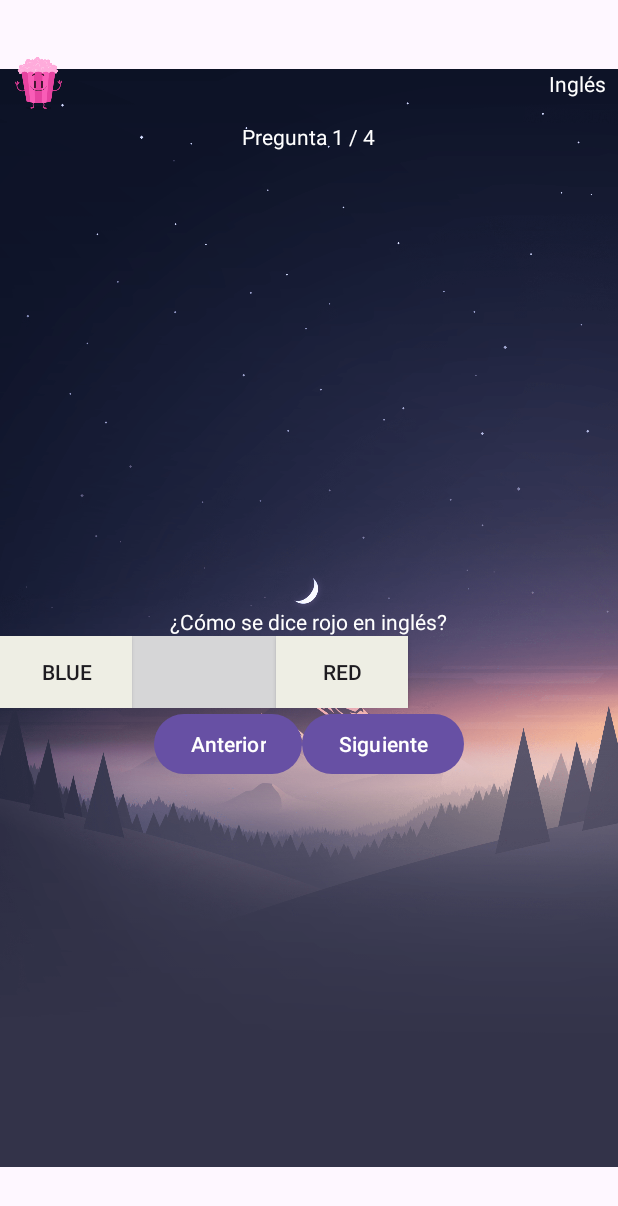
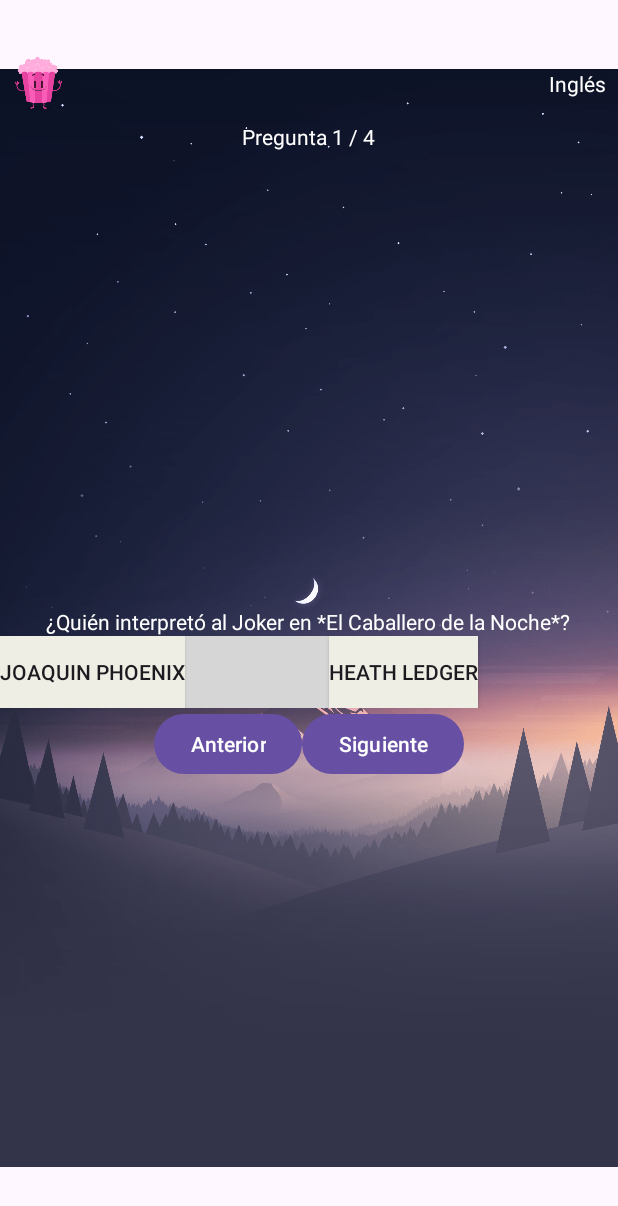
Before and after one commit to Ventthos/QuizApp-Basic, an Android app: the screen it shows after launch (GameScreen), after a tap on "JUGAR", on a phone screen of 412 x 824 dp. Shown: the top 1206 px of the screen. Run offline under Robolectric (Android 15) with nearby library versions, the light colour scheme and no system bars.

Commit message:
Colorcitos

```diff
--- a/Proyect1/app/src/main/java/com/ventthos/quizzappbasic/GameModel.kt
+++ b/Proyect1/app/src/main/java/com/ventthos/quizzappbasic/GameModel.kt
@@ -99,7 +99,7 @@ class GameModel: ViewModel() {
         Question(
             R.string.question16,
             R.array.question16_options,
-            1,
+            3,
             Category.MOVIES
         ),
         Question(
@@ -111,7 +111,7 @@ class GameModel: ViewModel() {
         Question(
             R.string.question18,
             R.array.question18_options,
-            2,
+            0,
             Category.MOVIES
         ),
         Question(
@@ -123,7 +123,7 @@ class GameModel: ViewModel() {
         Question(
             R.string.question20,
             R.array.question20_options,
-            2,
+            1,
             Category.MOVIES
         ),
         Question(
--- a/Proyect1/app/src/main/res/values/colors.xml
+++ b/Proyect1/app/src/main/res/values/colors.xml
@@ -18,4 +18,13 @@
     <color name="surface_color">#FFFFFF</color>
     <color name="on_primary">#FFFFFF</color>
     <color name="on_secondary">#000000</color>
+
+    <color name="greenCorrect">#43c05f</color>
+    <color name="redIncorrect">#f22733</color>
+    <color name="yellow">#f7dc43</color>
+    <color name="orange">#fe9500</color>
+    <color name="rosa">#f352af</color>
+    <color name="purple">#8d45b5</color>
+    <color name="blue">#1674ce</color>
+
 </resources>
--- a/Proyect1/app/src/main/res/values/strings.xml
+++ b/Proyect1/app/src/main/res/values/strings.xml
@@ -121,44 +121,44 @@
         <item>Muro de Adriano</item>
     </string-array>
 
-    <string name="question16">¿Cómo se dice "perro" en inglés?</string>
+    <string name="question16">¿Cuál es la película con más premios Óscar ganados?</string>
     <string-array name="question16_options">
-        <item>Cat</item>
-        <item>Dog</item>
-        <item>Horse</item>
-        <item>Bird</item>
+        <item>Titanic</item>
+        <item>El Señor de los Anillos: El Retorno del Rey</item>
+        <item>Ben-Hur</item>
+        <item>Todas las anteriores</item>
     </string-array>
 
-    <string name="question17">¿Cuál es la forma correcta del verbo "ser" en primera persona del singular en presente?</string>
+    <string name="question17">¿Qué saga de películas sigue la historia de un joven mago llamado Harry?</string>
     <string-array name="question17_options">
-        <item>You are</item>
-        <item>I is</item>
-        <item>I am</item>
-        <item>He be</item>
+        <item>El Señor de los Anillos</item>
+        <item>Narnia</item>
+        <item>Harry Potter</item>
+        <item>Crepúsculo</item>
     </string-array>
 
-    <string name="question18">¿Qué significa la palabra "apple"?</string>
+    <string name="question18">¿Cuál es la película animada más taquillera de la historia?</string>
     <string-array name="question18_options">
-        <item>Plátano</item>
-        <item>Pera</item>
-        <item>Manzana</item>
-        <item>Uva</item>
+        <item>Frozen II</item>
+        <item>El Rey León (2019)</item>
+        <item>Los Increíbles 2</item>
+        <item>Minions</item>
     </string-array>
 
-    <string name="question19">¿Cómo se dice "rojo" en inglés?</string>
+    <string name="question19">¿Quién interpretó al Joker en *El Caballero de la Noche*?</string>
     <string-array name="question19_options">
-        <item>Blue</item>
-        <item>Green</item>
-        <item>Red</item>
-        <item>Yellow</item>
+        <item>Joaquin Phoenix</item>
+        <item>Jack Nicholson</item>
+        <item>Heath Ledger</item>
+        <item>Jared Leto</item>
     </string-array>
 
-    <string name="question20">¿Cuál es la traducción de "I like to read books"?</string>
+    <string name="question20">¿En qué película un tiburón blanco aterroriza a un pueblo costero?</string>
     <string-array name="question20_options">
-        <item>Me gusta leer libros</item>
-        <item>No me gusta leer</item>
-        <item>Me gusta comprar libros</item>
-        <item>Me gusta escribir libros</item>
+        <item>Jurassic Park</item>
+        <item>Jaws (Tiburón)</item>
+        <item>Deep Blue Sea</item>
+        <item>Megalodón</item>
     </string-array>
 
     <string name="question21">¿Quién escribió "Don Quijote de la Mancha"?</string>
```
